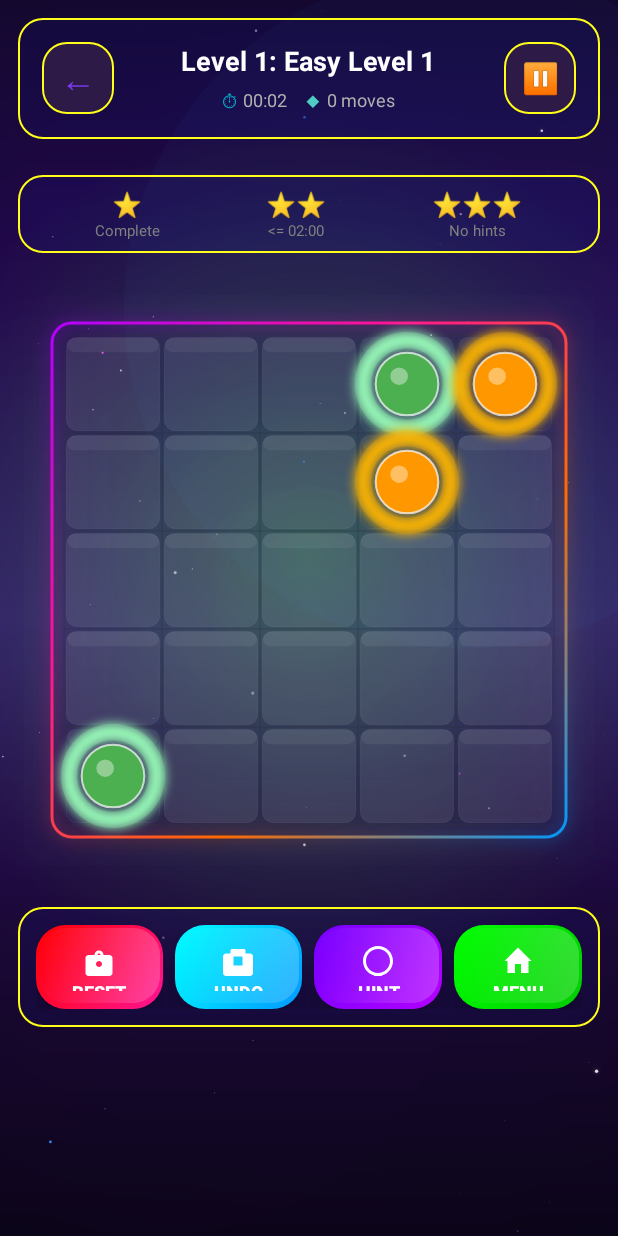
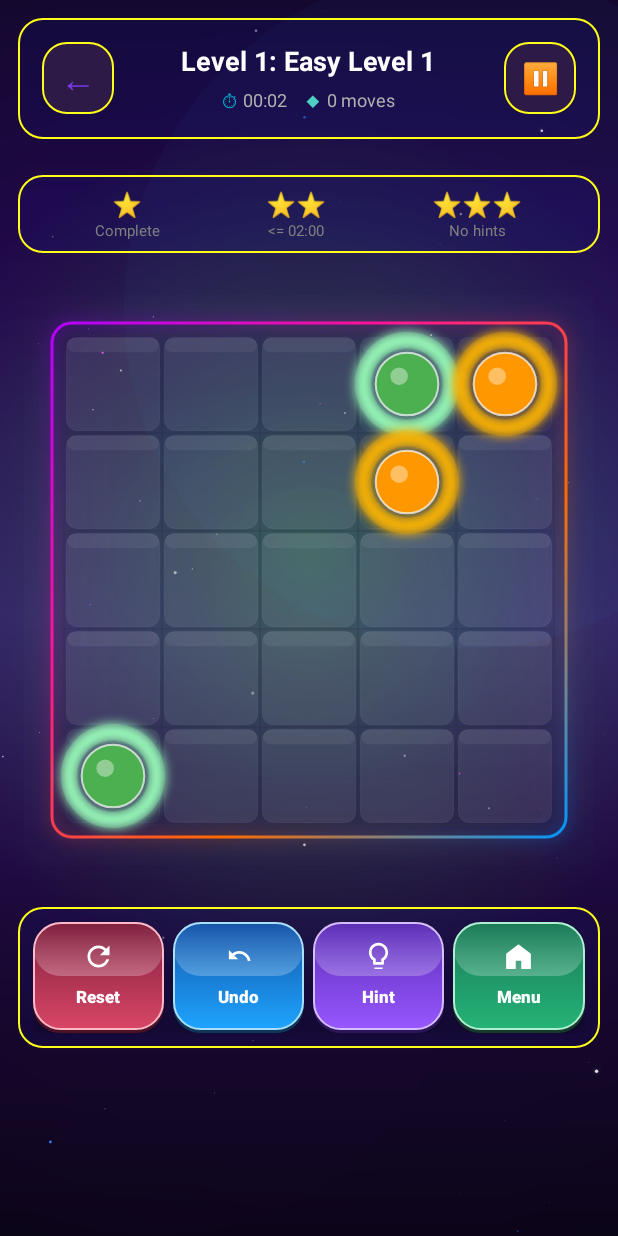
Before and after one commit to sachinpandey9142/Magic-grid, an Android app: the GameActivity screen opened directly, with no data from a screen before it, on a phone screen of 412 x 824 dp. Run offline under Robolectric (Android 15) with nearby library versions, the phone set to English and light mode, and no system bars.

Commit message:
Improve in-game bottom controls visibility and interaction

```diff
--- a/app/src/main/kotlin/com/magicgrid/game/GameActivity.kt
+++ b/app/src/main/kotlin/com/magicgrid/game/GameActivity.kt
@@ -3,6 +3,8 @@ package com.magicgrid.game
 import android.content.Intent
 import android.os.Build
 import android.os.Bundle
+import android.view.HapticFeedbackConstants
+import android.view.View
 import android.widget.Button
 import android.widget.TextView
 import androidx.appcompat.app.AppCompatActivity
@@ -109,6 +111,7 @@ class GameActivity : AppCompatActivity(), GameManager.GameStateListener {
         // Set up buttons
         resetButton.setOnClickListener {
             if (isPaused) return@setOnClickListener
+            provideControlFeedback(resetButton)
             gameManager.resetGame()
             hintsUsed = 0
             updateUI()
@@ -116,6 +119,7 @@ class GameActivity : AppCompatActivity(), GameManager.GameStateListener {
 
         undoButton.setOnClickListener {
             if (isPaused) return@setOnClickListener
+            provideControlFeedback(undoButton)
             if (gameManager.undo()) {
                 updateUI()
             }
@@ -123,14 +127,26 @@ class GameActivity : AppCompatActivity(), GameManager.GameStateListener {
 
         hintButton.setOnClickListener {
             if (isPaused) return@setOnClickListener
+            provideControlFeedback(hintButton)
             hintsUsed++
             progressManager.incrementHintsUsed(levelId)
             showHint()
         }
 
-        backButton.setOnClickListener { navigateToMenu() }
-        topBackButton.setOnClickListener { navigateToMenu() }
-        pauseButton.setOnClickListener { togglePause() }
+        backButton.setOnClickListener {
+            provideControlFeedback(backButton)
+            navigateToMenu()
+        }
+
+        topBackButton.setOnClickListener {
+            provideControlFeedback(topBackButton)
+            navigateToMenu()
+        }
+
+        pauseButton.setOnClickListener {
+            provideControlFeedback(pauseButton)
+            togglePause()
+        }
 
         progressManager.setCurrentLevel(levelId)
         applyPauseUiState()
@@ -347,6 +363,10 @@ class GameActivity : AppCompatActivity(), GameManager.GameStateListener {
         finish()
     }
 
+    private fun provideControlFeedback(view: View) {
+        view.performHapticFeedback(HapticFeedbackConstants.KEYBOARD_TAP)
+    }
+
     override fun onSaveInstanceState(outState: Bundle) {
         super.onSaveInstanceState(outState)
 
--- a/app/src/main/res/drawable/button_hint_premium.xml
+++ b/app/src/main/res/drawable/button_hint_premium.xml
@@ -1,26 +1,51 @@
 <?xml version="1.0" encoding="utf-8"?>
-<layer-list xmlns:android="http://schemas.android.com/apk/res/android">
-    <!-- Main gradient background -->
-    <item android:bottom="0dp">
+<ripple xmlns:android="http://schemas.android.com/apk/res/android"
+    android:color="#66FFFFFF">
+
+    <item>
+        <layer-list>
+            <item android:top="3dp">
+                <shape android:shape="rectangle">
+                    <solid android:color="#2C1659" />
+                    <corners android:radius="18dp" />
+                </shape>
+            </item>
+
+            <item android:bottom="2dp">
                 <shape android:shape="rectangle">
                     <gradient
                         android:type="linear"
-                android:angle="135"
-                android:startColor="#B300FF"
-                android:endColor="#7700FF" />
-            <corners android:radius="20dp" />
+                        android:angle="90"
+                        android:startColor="#9757FF"
+                        android:endColor="#5B2DB5" />
+                    <stroke
+                        android:width="1dp"
+                        android:color="#D6BDFF" />
+                    <corners android:radius="18dp" />
                 </shape>
             </item>
 
-    <!-- Inner white highlight for depth -->
-    <item android:bottom="4dp" android:start="2dp" android:end="2dp" android:top="2dp">
+            <item
+                android:left="1dp"
+                android:top="1dp"
+                android:right="1dp"
+                android:bottom="38dp">
                 <shape android:shape="rectangle">
                     <gradient
                         android:type="linear"
-                android:angle="180"
-                android:startColor="#33FFFFFF"
-                android:endColor="#00000000" />
+                        android:angle="90"
+                        android:startColor="#40FFFFFF"
+                        android:endColor="#00FFFFFF" />
                     <corners android:radius="18dp" />
                 </shape>
             </item>
         </layer-list>
+    </item>
+
+    <item android:id="@android:id/mask">
+        <shape android:shape="rectangle">
+            <solid android:color="@color/white" />
+            <corners android:radius="18dp" />
+        </shape>
+    </item>
+</ripple>
--- a/app/src/main/res/drawable/button_menu_premium.xml
+++ b/app/src/main/res/drawable/button_menu_premium.xml
@@ -1,26 +1,51 @@
 <?xml version="1.0" encoding="utf-8"?>
-<layer-list xmlns:android="http://schemas.android.com/apk/res/android">
-    <!-- Main gradient background -->
-    <item android:bottom="0dp">
+<ripple xmlns:android="http://schemas.android.com/apk/res/android"
+    android:color="#66FFFFFF">
+
+    <item>
+        <layer-list>
+            <item android:top="3dp">
+                <shape android:shape="rectangle">
+                    <solid android:color="#163A2B" />
+                    <corners android:radius="18dp" />
+                </shape>
+            </item>
+
+            <item android:bottom="2dp">
                 <shape android:shape="rectangle">
                     <gradient
                         android:type="linear"
-                android:angle="135"
-                android:startColor="#00CC00"
-                android:endColor="#00FF00" />
-            <corners android:radius="20dp" />
+                        android:angle="90"
+                        android:startColor="#25B377"
+                        android:endColor="#1A7A57" />
+                    <stroke
+                        android:width="1dp"
+                        android:color="#AEEFD1" />
+                    <corners android:radius="18dp" />
                 </shape>
             </item>
 
-    <!-- Inner white highlight for depth -->
-    <item android:bottom="4dp" android:start="2dp" android:end="2dp" android:top="2dp">
+            <item
+                android:left="1dp"
+                android:top="1dp"
+                android:right="1dp"
+                android:bottom="38dp">
                 <shape android:shape="rectangle">
                     <gradient
                         android:type="linear"
-                android:angle="180"
-                android:startColor="#33FFFFFF"
-                android:endColor="#00000000" />
+                        android:angle="90"
+                        android:startColor="#40FFFFFF"
+                        android:endColor="#00FFFFFF" />
                     <corners android:radius="18dp" />
                 </shape>
             </item>
         </layer-list>
+    </item>
+
+    <item android:id="@android:id/mask">
+        <shape android:shape="rectangle">
+            <solid android:color="@color/white" />
+            <corners android:radius="18dp" />
+        </shape>
+    </item>
+</ripple>
--- a/app/src/main/res/drawable/button_reset_premium.xml
+++ b/app/src/main/res/drawable/button_reset_premium.xml
@@ -1,26 +1,51 @@
 <?xml version="1.0" encoding="utf-8"?>
-<layer-list xmlns:android="http://schemas.android.com/apk/res/android">
-    <!-- Main gradient background -->
-    <item android:bottom="0dp">
+<ripple xmlns:android="http://schemas.android.com/apk/res/android"
+    android:color="#66FFFFFF">
+
+    <item>
+        <layer-list>
+            <item android:top="3dp">
+                <shape android:shape="rectangle">
+                    <solid android:color="#4B1224" />
+                    <corners android:radius="18dp" />
+                </shape>
+            </item>
+
+            <item android:bottom="2dp">
                 <shape android:shape="rectangle">
                     <gradient
                         android:type="linear"
-                android:angle="135"
-                android:startColor="#FF1493"
-                android:endColor="#FF0000" />
-            <corners android:radius="20dp" />
+                        android:angle="90"
+                        android:startColor="#D94666"
+                        android:endColor="#7E1E3D" />
+                    <stroke
+                        android:width="1dp"
+                        android:color="#FFB8C7" />
+                    <corners android:radius="18dp" />
                 </shape>
             </item>
 
-    <!-- Inner white highlight for depth -->
-    <item android:bottom="4dp" android:start="2dp" android:end="2dp" android:top="2dp">
+            <item
+                android:left="1dp"
+                android:top="1dp"
+                android:right="1dp"
+                android:bottom="38dp">
                 <shape android:shape="rectangle">
                     <gradient
                         android:type="linear"
-                android:angle="180"
-                android:startColor="#33FFFFFF"
-                android:endColor="#00000000" />
+                        android:angle="90"
+                        android:startColor="#44FFFFFF"
+                        android:endColor="#00FFFFFF" />
                     <corners android:radius="18dp" />
                 </shape>
             </item>
         </layer-list>
+    </item>
+
+    <item android:id="@android:id/mask">
+        <shape android:shape="rectangle">
+            <solid android:color="@color/white" />
+            <corners android:radius="18dp" />
+        </shape>
+    </item>
+</ripple>
--- a/app/src/main/res/drawable/button_undo_premium.xml
+++ b/app/src/main/res/drawable/button_undo_premium.xml
@@ -1,26 +1,51 @@
 <?xml version="1.0" encoding="utf-8"?>
-<layer-list xmlns:android="http://schemas.android.com/apk/res/android">
-    <!-- Main gradient background -->
-    <item android:bottom="0dp">
+<ripple xmlns:android="http://schemas.android.com/apk/res/android"
+    android:color="#66FFFFFF">
+
+    <item>
+        <layer-list>
+            <item android:top="3dp">
+                <shape android:shape="rectangle">
+                    <solid android:color="#103758" />
+                    <corners android:radius="18dp" />
+                </shape>
+            </item>
+
+            <item android:bottom="2dp">
                 <shape android:shape="rectangle">
                     <gradient
                         android:type="linear"
-                android:angle="135"
-                android:startColor="#0099FF"
-                android:endColor="#00FFFF" />
-            <corners android:radius="20dp" />
+                        android:angle="90"
+                        android:startColor="#1DA4FF"
+                        android:endColor="#1554A8" />
+                    <stroke
+                        android:width="1dp"
+                        android:color="#A8DFFF" />
+                    <corners android:radius="18dp" />
                 </shape>
             </item>
 
-    <!-- Inner white highlight for depth -->
-    <item android:bottom="4dp" android:start="2dp" android:end="2dp" android:top="2dp">
+            <item
+                android:left="1dp"
+                android:top="1dp"
+                android:right="1dp"
+                android:bottom="38dp">
                 <shape android:shape="rectangle">
                     <gradient
                         android:type="linear"
-                android:angle="180"
-                android:startColor="#33FFFFFF"
-                android:endColor="#00000000" />
+                        android:angle="90"
+                        android:startColor="#40FFFFFF"
+                        android:endColor="#00FFFFFF" />
                     <corners android:radius="18dp" />
                 </shape>
             </item>
         </layer-list>
+    </item>
+
+    <item android:id="@android:id/mask">
+        <shape android:shape="rectangle">
+            <solid android:color="@color/white" />
+            <corners android:radius="18dp" />
+        </shape>
+    </item>
+</ripple>
--- a/app/src/main/res/drawable/ic_home.xml
+++ b/app/src/main/res/drawable/ic_home.xml
@@ -1,10 +1,10 @@
 <?xml version="1.0" encoding="utf-8"?>
 <vector xmlns:android="http://schemas.android.com/apk/res/android"
-    android:width="24dp"
-    android:height="24dp"
+    android:width="22dp"
+    android:height="22dp"
     android:viewportWidth="24"
     android:viewportHeight="24">
     <path
         android:fillColor="@color/white"
-        android:pathData="M 10 20 L 10 14 L 14 14 L 14 20 L 19 20 L 19 12 L 21 12 L 12 3 L 3 12 L 5 12 L 5 20 Z" />
+        android:pathData="M12,3L3,10V21H10V15H14V21H21V10L12,3Z" />
 </vector>
--- a/app/src/main/res/drawable/ic_lightbulb.xml
+++ b/app/src/main/res/drawable/ic_lightbulb.xml
@@ -1,10 +1,10 @@
 <?xml version="1.0" encoding="utf-8"?>
 <vector xmlns:android="http://schemas.android.com/apk/res/android"
-    android:width="24dp"
-    android:height="24dp"
+    android:width="22dp"
+    android:height="22dp"
     android:viewportWidth="24"
     android:viewportHeight="24">
     <path
         android:fillColor="@color/white"
-        android:pathData="M 9 21 C 9 21.55 9.45 22 10 22 L 14 22 C 14.55 22 15 21.55 15 21 L 15 20 L 9 20 Z M 12 2 C 6.48 2 2 6.48 2 12 S 6.48 22 12 22 S 22 17.52 22 12 S 17.52 2 12 2 Z M 12 20 C 7.59 20 4 16.41 4 12 S 7.59 4 12 4 S 20 7.59 20 12 S 16.41 20 12 20 Z" />
+        android:pathData="M9,21H15V20H9V21ZM12,2C8.14,2 5,5.14 5,9C5,11.38 6.19,13.47 8,14.74V17C8,17.55 8.45,18 9,18H15C15.55,18 16,17.55 16,17V14.74C17.81,13.47 19,11.38 19,9C19,5.14 15.86,2 12,2ZM14.85,13.1L14,13.7V16H10V13.7L9.15,13.1C7.8,12.16 7,10.63 7,9C7,6.24 9.24,4 12,4C14.76,4 17,6.24 17,9C17,10.63 16.2,12.16 14.85,13.1Z" />
 </vector>
--- a/app/src/main/res/drawable/ic_reset.xml
+++ b/app/src/main/res/drawable/ic_reset.xml
@@ -1,10 +1,10 @@
 <?xml version="1.0" encoding="utf-8"?>
 <vector xmlns:android="http://schemas.android.com/apk/res/android"
-    android:width="24dp"
-    android:height="24dp"
+    android:width="22dp"
+    android:height="22dp"
     android:viewportWidth="24"
     android:viewportHeight="24">
     <path
         android:fillColor="@color/white"
-        android:pathData="M 12 5 C 13.66 5 15 6.34 15 8 L 19 8 C 20.1 8 21 8.9 21 10 L 21 20 C 21 21.1 20.1 22 19 22 L 5 22 C 3.9 22 3 21.1 3 20 L 3 10 C 3 8.9 3.9 8 5 8 L 9 8 C 9 6.34 10.34 5 12 5 Z M 12 7 C 11.45 7 11 7.45 11 8 L 13 8 C 13 7.45 12.55 7 12 7 Z M 12 12 C 10.9 12 10 12.9 10 14 C 10 15.1 10.9 16 12 16 C 13.1 16 14 15.1 14 14 C 14 12.9 13.1 12 12 12 Z" />
+        android:pathData="M17.65,6.35C16.2,4.9 14.21,4 12,4C7.58,4 4.01,7.58 4.01,12C4.01,16.42 7.58,20 12,20C15.73,20 18.84,17.45 19.73,14H17.65C16.82,16.33 14.6,18 12,18C8.69,18 6,15.31 6,12C6,8.69 8.69,6 12,6C13.66,6 15.14,6.69 16.22,7.78L13,11H20V4L17.65,6.35Z" />
 </vector>
--- a/app/src/main/res/drawable/ic_undo.xml
+++ b/app/src/main/res/drawable/ic_undo.xml
@@ -1,10 +1,10 @@
 <?xml version="1.0" encoding="utf-8"?>
 <vector xmlns:android="http://schemas.android.com/apk/res/android"
-    android:width="24dp"
-    android:height="24dp"
+    android:width="22dp"
+    android:height="22dp"
     android:viewportWidth="24"
     android:viewportHeight="24">
     <path
         android:fillColor="@color/white"
-        android:pathData="M 7 7 L 7 5 C 7 4.45 7.45 4 8 4 L 16 4 C 16.55 4 17 4.45 17 5 L 17 7 L 20 7 C 21.1 7 22 7.9 22 9 L 22 20 C 22 21.1 21.1 22 20 22 L 4 22 C 2.9 22 2 21.1 2 20 L 2 9 C 2 7.9 2.9 7 4 7 Z M 9 9 L 9 15 L 15 15 L 15 9 Z" />
+        android:pathData="M12.5,8C10.6,8 8.9,8.7 7.56,9.85L5,7.3V14H11.7L8.91,11.21C9.9,10.44 11.13,10 12.5,10C15.68,10 18.34,12.37 18.8,15.43L20.78,15.12C20.17,11.15 16.7,8 12.5,8Z" />
 </vector>
--- a/app/src/main/res/layout/activity_game.xml
+++ b/app/src/main/res/layout/activity_game.xml
@@ -253,79 +253,111 @@
                 android:layout_width="match_parent"
                 android:layout_height="wrap_content"
                 android:orientation="horizontal"
-                android:padding="12dp"
-                android:gravity="center">
+                android:padding="10dp"
+                android:gravity="center_vertical">
 
                 <!-- Reset Button - Pink/Red Gradient with Glow -->
                 <Button
                     android:id="@+id/btn_reset"
                     android:layout_width="0dp"
-                    android:layout_height="56dp"
+                    android:layout_height="74dp"
                     android:layout_weight="1"
-                    android:layout_marginEnd="8dp"
-                    android:text="RESET"
-                    android:textSize="12sp"
+                    android:layout_marginEnd="6dp"
+                    android:minHeight="0dp"
+                    android:minWidth="0dp"
+                    android:text="@string/reset"
+                    android:textSize="11sp"
                     android:textStyle="bold"
+                    android:textAllCaps="false"
+                    android:fontFamily="sans-serif-black"
                     android:textColor="@android:color/white"
                     android:background="@drawable/button_reset_premium"
                     android:drawableTop="@drawable/ic_reset"
+                    android:drawableTint="@color/white"
+                    android:drawablePadding="4dp"
+                    android:gravity="center"
+                    android:includeFontPadding="false"
                     android:elevation="12dp"
                     android:stateListAnimator="@animator/button_animator"
-                    android:paddingTop="4dp"
-                    android:paddingBottom="4dp" />
+                    android:paddingTop="8dp"
+                    android:paddingBottom="8dp" />
 
                 <!-- Undo Button - Blue/Cyan Gradient with Glow -->
                 <Button
                     android:id="@+id/btn_undo"
                     android:layout_width="0dp"
-                    android:layout_height="56dp"
+                    android:layout_height="74dp"
                     android:layout_weight="1"
-                    android:layout_marginEnd="8dp"
-                    android:text="UNDO"
-                    android:textSize="12sp"
+                    android:layout_marginEnd="6dp"
+                    android:minHeight="0dp"
+                    android:minWidth="0dp"
+                    android:text="@string/undo"
+                    android:textSize="11sp"
                     android:textStyle="bold"
+                    android:textAllCaps="false"
+                    android:fontFamily="sans-serif-black"
                     android:textColor="@android:color/white"
                     android:background="@drawable/button_undo_premium"
                     android:drawableTop="@drawable/ic_undo"
+                    android:drawableTint="@color/white"
+                    android:drawablePadding="4dp"
+                    android:gravity="center"
+                    android:includeFontPadding="false"
                     android:elevation="12dp"
                     android:stateListAnimator="@animator/button_animator"
-                    android:paddingTop="4dp"
-                    android:paddingBottom="4dp" />
+                    android:paddingTop="8dp"
+                    android:paddingBottom="8dp" />
 
                 <!-- Hint Button - Purple/Violet Gradient with Glow -->
                 <Button
                     android:id="@+id/btn_hint"
                     android:layout_width="0dp"
-                    android:layout_height="56dp"
+                    android:layout_height="74dp"
                     android:layout_weight="1"
-                    android:layout_marginEnd="8dp"
-                    android:text="HINT"
-                    android:textSize="12sp"
+                    android:layout_marginEnd="6dp"
+                    android:minHeight="0dp"
+                    android:minWidth="0dp"
+                    android:text="@string/hint"
+                    android:textSize="11sp"
                     android:textStyle="bold"
+                    android:textAllCaps="false"
+                    android:fontFamily="sans-serif-black"
                     android:textColor="@android:color/white"
                     android:background="@drawable/button_hint_premium"
                     android:drawableTop="@drawable/ic_lightbulb"
+                    android:drawableTint="@color/white"
+                    android:drawablePadding="4dp"
+                    android:gravity="center"
+                    android:includeFontPadding="false"
                     android:elevation="12dp"
                     android:stateListAnimator="@animator/button_animator"
-                    android:paddingTop="4dp"
-                    android:paddingBottom="4dp" />
+                    android:paddingTop="8dp"
+                    android:paddingBottom="8dp" />
 
                 <!-- Menu Button - Green/Lime Gradient with Glow -->
                 <Button
                     android:id="@+id/btn_menu"
                     android:layout_width="0dp"
-                    android:layout_height="56dp"
+                    android:layout_height="74dp"
                     android:layout_weight="1"
-                    android:text="MENU"
-                    android:textSize="12sp"
+                    android:minHeight="0dp"
+                    android:minWidth="0dp"
+                    android:text="@string/menu"
+                    android:textSize="11sp"
                     android:textStyle="bold"
+                    android:textAllCaps="false"
+                    android:fontFamily="sans-serif-black"
                     android:textColor="@android:color/white"
                     android:background="@drawable/button_menu_premium"
                     android:drawableTop="@drawable/ic_home"
+                    android:drawableTint="@color/white"
+                    android:drawablePadding="4dp"
+                    android:gravity="center"
+                    android:includeFontPadding="false"
                     android:elevation="12dp"
                     android:stateListAnimator="@animator/button_animator"
-                    android:paddingTop="4dp"
-                    android:paddingBottom="4dp" />
+                    android:paddingTop="8dp"
+                    android:paddingBottom="8dp" />
 
             </LinearLayout>
 
```
Lines whose indentation alone changed are shown as unchanged.
